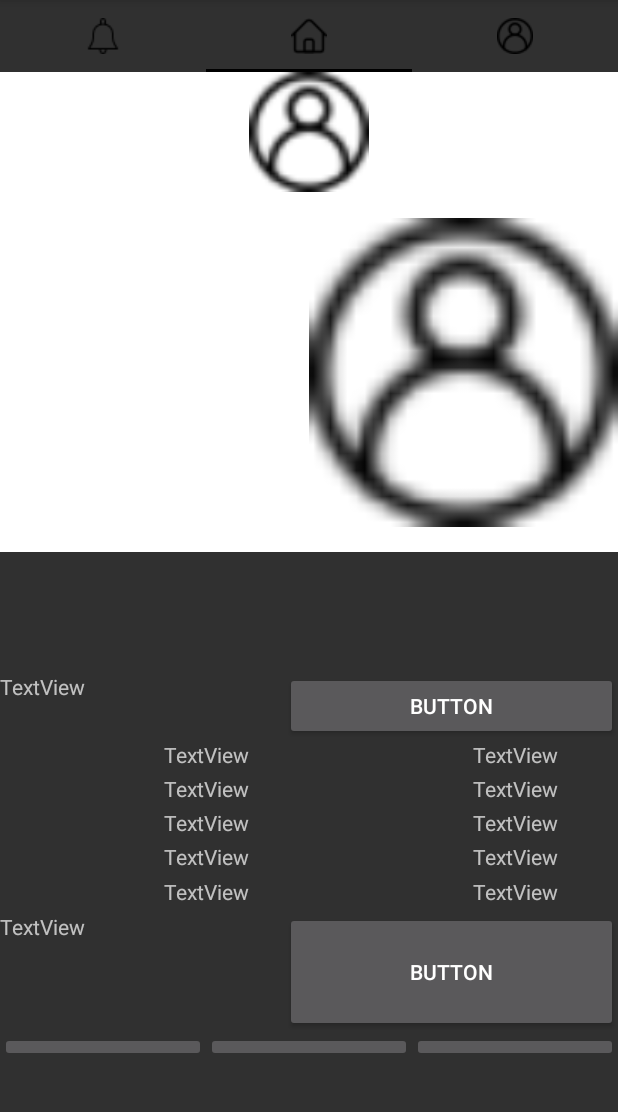
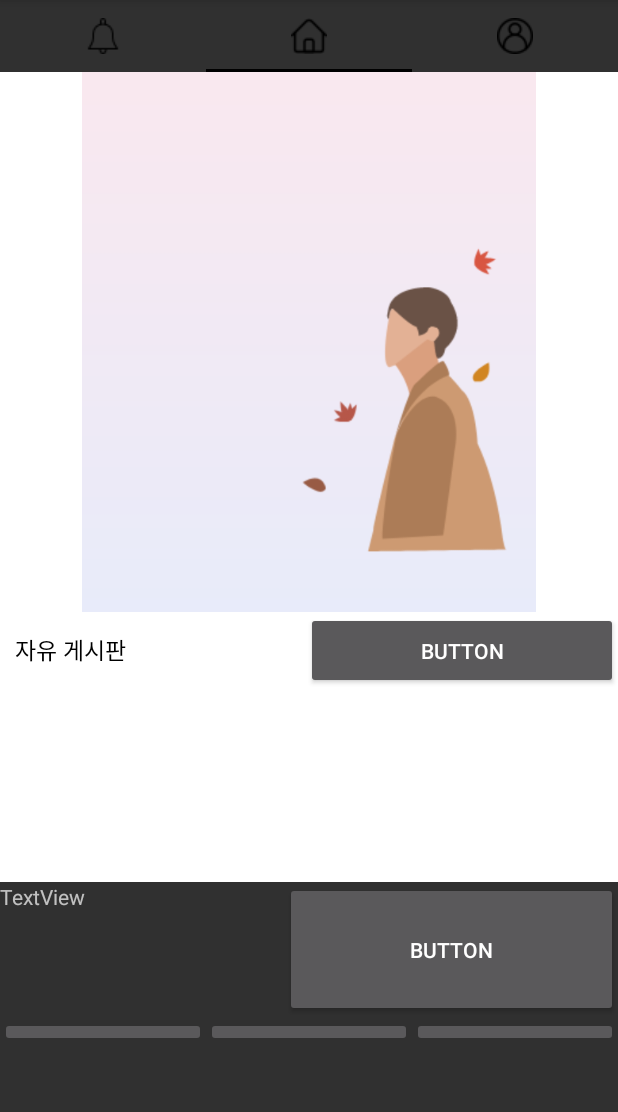
Before and after one commit to twinklesu/5G, an Android app: the screen it shows after launch (MainActivity), tab 2 chosen, on a phone screen of 412 x 824 dp, the part 84-1196 px from its top. Run offline under Robolectric (Android 15) with nearby library versions, the phone set to English and light mode, and no system bars; our stand-ins replace Volley; network calls fail; 3 statements that could not run were skipped.

Commit message:
2020.11.21 set Post on Home

```diff
--- a/app/src/main/res/layout/fragment_home.xml
+++ b/app/src/main/res/layout/fragment_home.xml
@@ -15,12 +15,10 @@
         android:orientation="vertical">
 
 
-        <ImageView
-            android:id="@+id/imageView2"
+        <FrameLayout
             android:layout_width="match_parent"
-            android:layout_height="0dp"
-            android:layout_weight="1"
-            android:src="@drawable/user" />
+            android:layout_height="match_parent"
+            >
 
             <LinearLayout
                 android:layout_width="match_parent"
@@ -31,8 +29,8 @@
 
                 <LinearLayout
                     android:layout_width="0dp"
+                    android:layout_height="match_parent"
                     android:layout_weight="1"
-                android:layout_height="match_parent"
                     android:orientation="vertical">
 
                     <TextView
@@ -59,9 +57,9 @@
                         android:layout_width="wrap_content"
                         android:layout_height="wrap_content"
                         android:layout_gravity="center"
-                    android:textSize="40dp"
+                        android:text="기상청 날씨"
                         android:textAlignment="center"
-                    android:text="기상청 날씨" />
+                        android:textSize="40dp" />
 
                     <ImageView
                         android:id="@+id/weatherImage"
@@ -72,21 +70,20 @@
 
             </LinearLayout>
 
-
-    </LinearLayout>
-
-    <LinearLayout
+            <ImageView
+                android:id="@+id/vote"
                 android:layout_width="match_parent"
-        android:layout_height="0dp"
-        android:layout_weight="1"
-        android:orientation="vertical">
-
+                android:layout_height="wrap_content"
+                android:layout_gravity="bottom"
+                tools:src="@drawable/vote_button" />
 
             <ImageView
-            android:id="@+id/imageView3"
+                android:id="@+id/homeFragmentBackground"
                 android:layout_width="match_parent"
                 android:layout_height="match_parent"
-            tools:src="@tools:sample/avatars" />
+                android:src="@drawable/home_fragment_background" />
+
+        </FrameLayout>
 
     </LinearLayout>
 
@@ -94,6 +91,7 @@
         android:layout_width="match_parent"
         android:layout_height="0dp"
         android:layout_weight="2"
+        android:background="#ffffff"
         android:orientation="vertical">
 
 
@@ -106,9 +104,12 @@
             <TextView
                 android:id="@+id/noticeBoard"
                 android:layout_width="wrap_content"
-                android:layout_height="match_parent"
+                android:layout_height="wrap_content"
                 android:layout_weight="1"
-                android:text="TextView" />
+                android:textColor="#000000"
+                android:layout_marginStart="10dp"
+                android:textSize="15dp"
+                android:text="자유 게시판" />
 
             <Button
                 android:id="@+id/moreButton1"
```
Also changed, not shown: app/src/main/java/com/example/weather/HomeFragment.java (+58 -33 lines), app/src/main/res/drawable-v24/home_fragment_background.png (added), app/src/main/res/drawable-v24/vote_button.png (added). Lines whose indentation alone changed are shown as unchanged.
